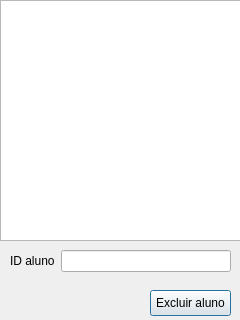
Qt form userDelete.ui (Gaffaell/projeto-agenda) before a commit.
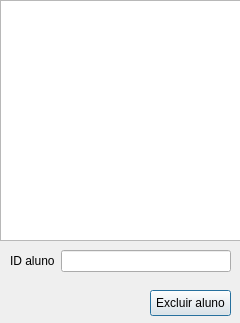
The same form after that commit.

Commit message: feat: dando nomes aos objetos da interface

Patch:
```diff
--- a/userDelete.ui
+++ b/userDelete.ui
@@ -7,7 +7,7 @@
     <x>0</x>
     <y>0</y>
     <width>240</width>
-    <height>320</height>
+    <height>323</height>
    </rect>
   </property>
   <property name="windowTitle">
@@ -19,7 +19,7 @@
      <x>10</x>
      <y>250</y>
      <width>221</width>
-     <height>31</height>
+     <height>34</height>
     </rect>
    </property>
    <layout class="QFormLayout" name="formLayout">
```
Left out of the diff: 6 changed lines with no effect on the pictures. The commit also changes 3 other files.
